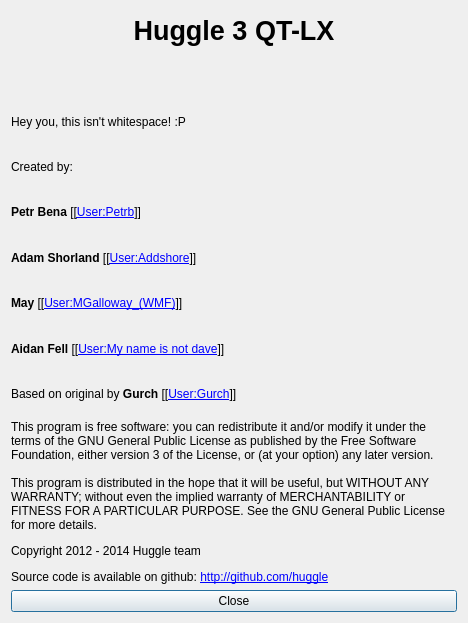
Above: huggle/aboutform.ui from huggle/huggle3-qt-lx before the change. Below: the same form after it.
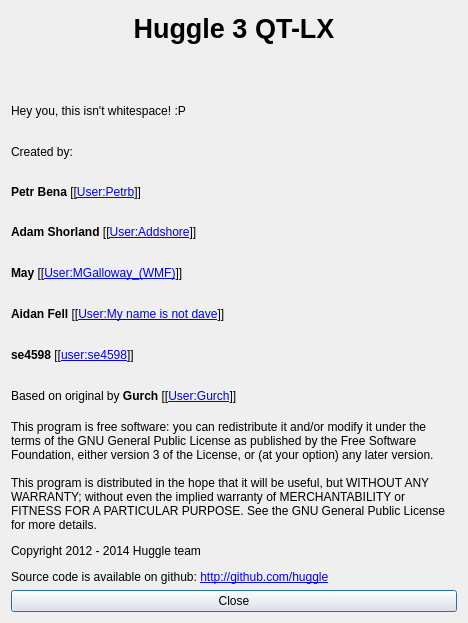
That is the form after the change. Icons and pictures are not drawn.

```diff
--- a/huggle/aboutform.ui
+++ b/huggle/aboutform.ui
@@ -110,6 +110,13 @@
      </property>
     </widget>
    </item>
+   <item>
+    <widget class="QLabel" name="label_11">
+     <property name="text">
+      <string>&lt;html&gt;&lt;head/&gt;&lt;body&gt;&lt;p&gt;&lt;span style=&quot; font-weight:600;&quot;&gt;se4598&lt;/span&gt; [[&lt;a href=&quot;http://de.wikipedia.org/wiki/User:se4598&quot;&gt;&lt;span style=&quot; text-decoration: underline; color:#0000ff;&quot;&gt;user:se4598&lt;/span&gt;&lt;/a&gt;]]&lt;/p&gt;&lt;/body&gt;&lt;/html&gt;</string>
+     </property>
+    </widget>
+   </item>
    <item>
     <widget class="QLabel" name="label_10">
      <property name="text">
```
